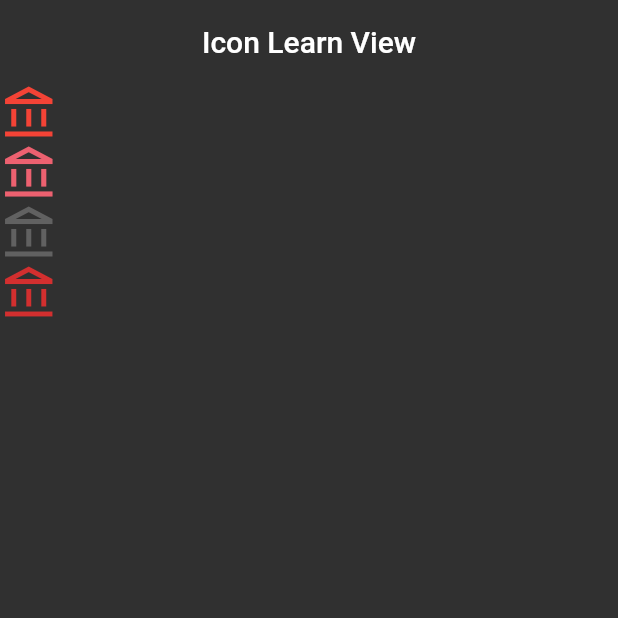
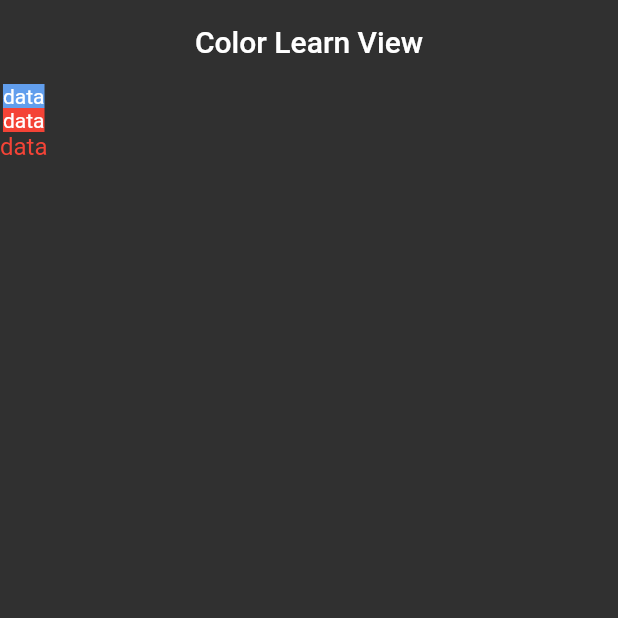
Before and after one commit to omeryilmaz2K/Flutter-Full-Learn, a Flutter app: the screen it shows after launch, on a phone screen of 412 x 824 dp, the top half of it. Run offline on Flutter 3.47's test engine with Material 2 defaults, Android fonts, the phone set to English and light mode, and no system bars.

Commit message:
101 seviyesinde color_learn_view çalışması gerçekleştirildi.

```diff
--- /dev/null
+++ b/lib/101/color_learn_view.dart
@@ -0,0 +1,28 @@
+import 'package:flutter/material.dart';
+
+class ColorLearnView extends StatelessWidget {
+const ColorLearnView({ Key? key }) : super(key: key);
+
+  final String _title = "Color Learn View";
+
+  @override
+  Widget build(BuildContext context){
+    return Scaffold(
+      appBar: AppBar(title: Text(_title),),
+      body: Column(
+        children: [
+          Container(color: ColorItems().cornflowerBlue, child: Text('data')),
+          Container(color: Theme.of(context).errorColor, child: Text('data')),
+          Container(child: Text('data', style: Theme.of(context).textTheme.subtitle1?.copyWith(color: Theme.of(context).errorColor,))),
+        ],
+      ),
+    );
+  }
+}
+
+class ColorItems {
+  final Color cornflowerBlue= Color(0xFF619EED);
+  final Color green = Color.fromARGB(100, 0, 255, 0);
+  final Color blue = Color.fromRGBO(0, 0, 255, 1);
+  static const Color red = Colors.red;
+}
--- a/lib/main.dart
+++ b/lib/main.dart
@@ -7,6 +7,8 @@ import 'package:flutter_full_learn/101/icon_learn_view.dart';
 import 'package:flutter_full_learn/101/scaffold_learn_view.dart';
 import 'package:flutter_full_learn/101/sizedbox_learn_view.dart';
 import 'package:flutter_full_learn/101/text_learn_view.dart';
+
+import '101/color_learn_view.dart';
 
 void main() {
   runApp(const MyApp());
@@ -18,8 +20,9 @@ class MyApp extends StatelessWidget {
   @override
   Widget build(BuildContext context) {
     return MaterialApp(
-      // Temadan okuma -> App Bar
+      // Temadan okuma
       theme: ThemeData.dark().copyWith(
+        errorColor: ColorItems.red,
           appBarTheme: const AppBarTheme(
         backgroundColor: Colors.transparent,
         centerTitle: true,
@@ -28,7 +31,7 @@ class MyApp extends StatelessWidget {
         toolbarTextStyle: TextStyle(color: Colors.blue),
         systemOverlayStyle: SystemUiOverlayStyle.light, // Status Bar
       )),
-      home: IconLearnView(),
+      home: ColorLearnView(),
     );
   }
 }
```
